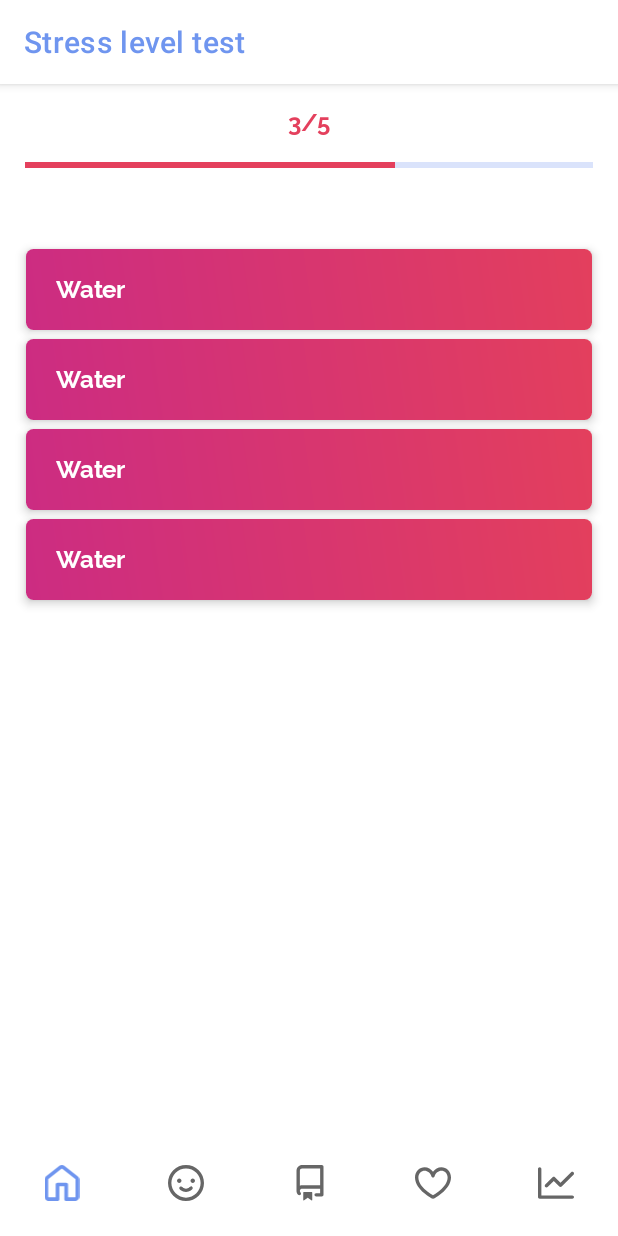
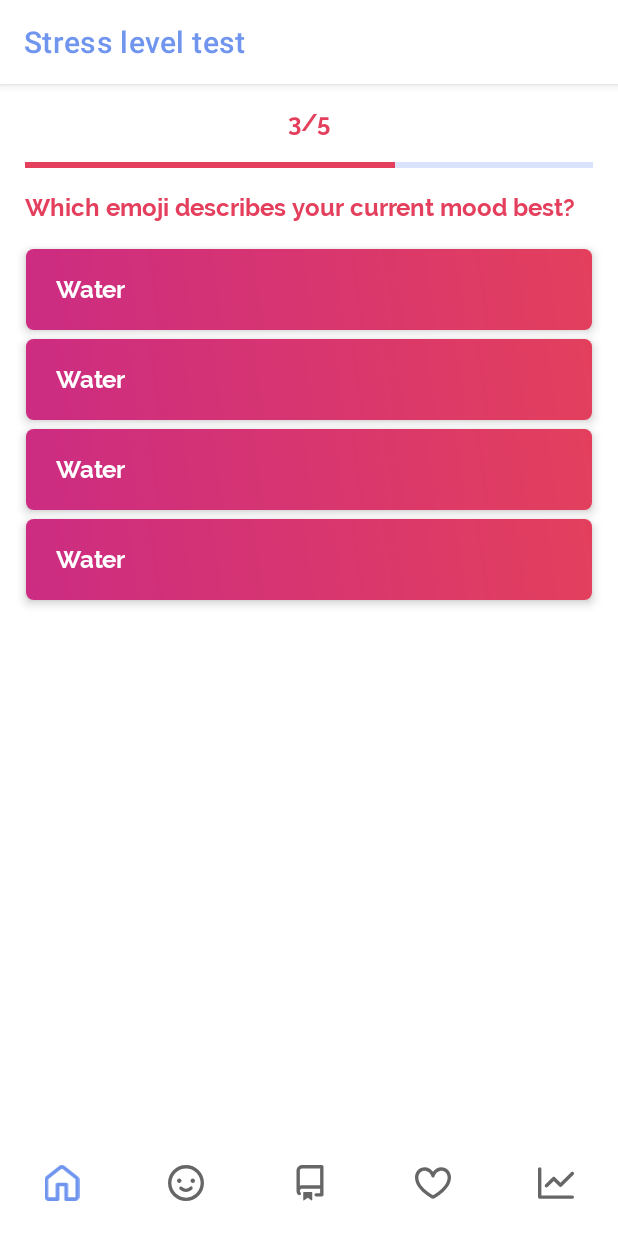
Before and after one commit to volkova-lisa/MoodTrackerProject, an Android app: the StressTestFragment screen opened through its navigation route, on a phone screen of 412 x 824 dp. Run offline under Robolectric (Android 15) with nearby library versions, the phone set to English and light mode, and no system bars; our stand-ins replace navigation-ui; 10 statements that could not run were skipped.

Commit message:
Some additions

```diff
--- a/app/build.gradle
+++ b/app/build.gradle
@@ -6,6 +6,7 @@ plugins {
     id 'com.google.firebase.crashlytics'
 }
 apply from: "../ktlint.gradle"
+
 android {
     compileSdk 31
 
--- a/app/src/main/java/com/example/moodtrackerproject/ui/mood/tests/StressTestViewModel.kt
+++ b/app/src/main/java/com/example/moodtrackerproject/ui/mood/tests/StressTestViewModel.kt
@@ -2,6 +2,7 @@ package com.example.moodtrackerproject.ui.mood.tests
 
 import androidx.lifecycle.MutableLiveData
 import androidx.lifecycle.ViewModel
+import com.example.moodtrackerproject.data.DataBaseRepository
 import com.example.moodtrackerproject.ui.notes.Store
 
 class StressTestViewModel : ViewModel() {
@@ -9,8 +10,10 @@ class StressTestViewModel : ViewModel() {
     private var state: StressTestState
 
     init {
-        state = StressTestState()
-        Store.setState(state)
+        state = StressTestState(
+            setQuestion = ::setQuestion,
+        )
+        setState(state)
     }
     private val _stressStateLiveData: MutableLiveData<StressTestState> =
         MutableLiveData<StressTestState>().apply {
@@ -18,6 +21,18 @@ class StressTestViewModel : ViewModel() {
         }
     val liveData get() = _stressStateLiveData
 
+    private fun setQuestion(num: Int) {
+        liveData.value =
+            state.copy(
+                chosenAnswer = 0,
+                question = DataBaseRepository.listOfStressQs[num],
+                questionNum = num,
+                points = num
+            )
+
+        _stressStateLiveData.value = Store.appState.stressTestState
+    }
+
     private fun setState(newState: StressTestState) {
         Store.setState(newState)
         _stressStateLiveData.value = Store.appState.stressTestState
--- a/app/src/main/res/layout/fragment_stress_test.xml
+++ b/app/src/main/res/layout/fragment_stress_test.xml
@@ -80,6 +80,18 @@
         app:layout_constraintTop_toBottomOf="@id/progress_bar"
         app:layout_constraintStart_toStartOf="@id/guideline_left"
         />
+    <TextView
+        android:id="@+id/question2"
+        android:layout_width="wrap_content"
+        android:layout_height="wrap_content"
+        android:text="@string/stress_q_one"
+        android:layout_marginTop="16dp"
+        android:fontFamily="@font/raleway_bold"
+        android:textColor="@color/red_stress"
+        android:textSize="16sp"
+        app:layout_constraintTop_toBottomOf="@id/progress_bar"
+        app:layout_constraintStart_toStartOf="@id/guideline_left"
+        />
 
     <include
         android:id="@+id/o1"
@@ -91,7 +103,7 @@
         android:layout_marginTop="20dp"
         app:layout_constraintEnd_toEndOf="@id/guideline_right"
         app:layout_constraintStart_toStartOf="@id/guideline_left"
-        app:layout_constraintTop_toBottomOf="@id/question" />
+        app:layout_constraintTop_toBottomOf="@id/question2" />
     <include
         android:id="@+id/o2"
         layout="@layout/test_options_item"
```
Also changed, not shown: app/src/main/java/com/example/moodtrackerproject/data/DataBaseRepository.kt (+9 -0 lines), app/src/main/java/com/example/moodtrackerproject/ui/mood/tests/StressTestState.kt (+1 -0 lines).
